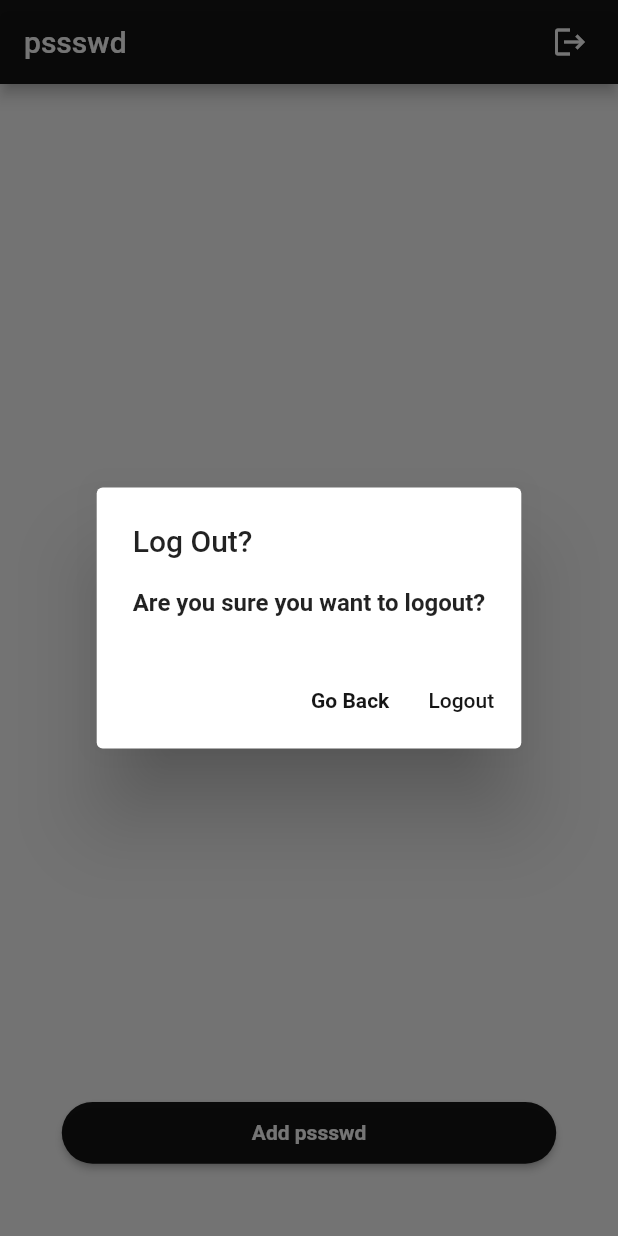
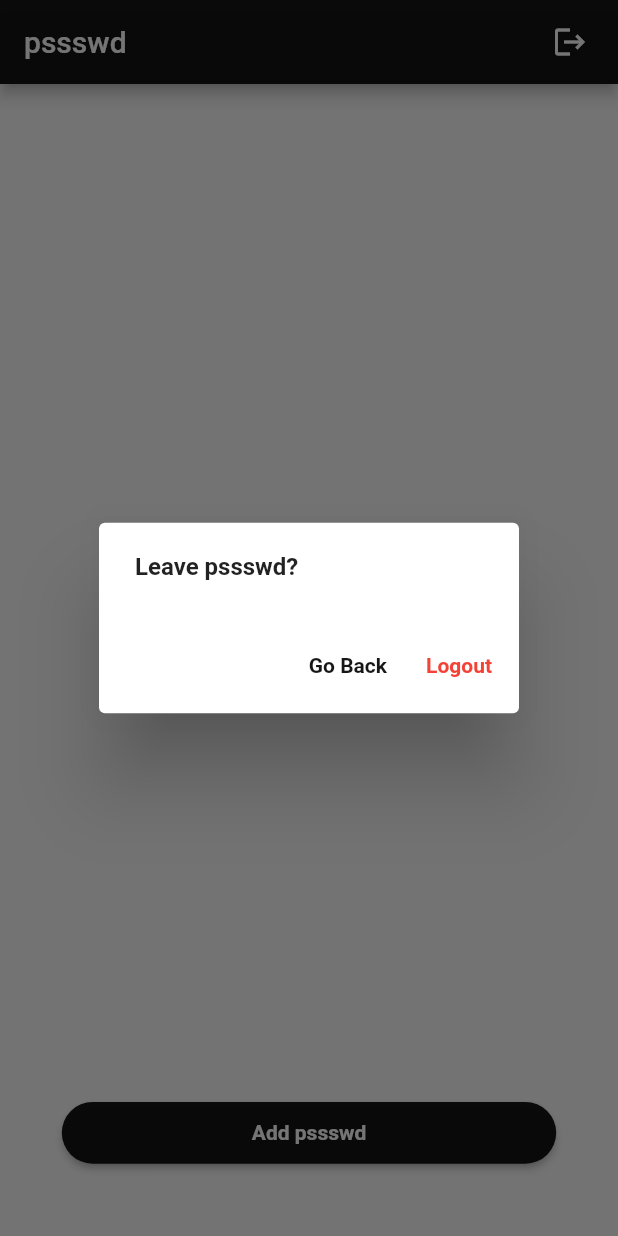
Before and after one commit to theTrivia/pssswd, a Flutter app: the AppMainPage screen opened by its route, after a tap on the "logout" icon, on a phone screen of 412 x 824 dp. Run offline on Flutter 3.47's test engine with Material 2 defaults, Android fonts, the phone set to English and light mode, and no system bars; our stand-ins replace cloud_firestore, firebase_auth, firebase_core, flutter_secure_storage, flutter_spinkit, fluttertoast and 3 more; missing offline and left inert: crypt, encrypt, flutter_config; accounts and stored records are empty.

Commit message:
minor ui changes

```diff
--- a/lib/screens/appMainPage.dart
+++ b/lib/screens/appMainPage.dart
@@ -50,9 +50,9 @@ class _AppMainPageState extends State<AppMainPage> {
                   showDialog(
                       context: context,
                       builder: (context) => AlertDialog(
-                            title: Text('Log Out?'),
+                            // title: Text('Log Out?'),
                             content: Text(
-                              'Are you sure you want to logout?',
+                              'Leave pssswd?',
                               style: TextStyle(
                                 fontWeight: FontWeight.bold,
                               ),
@@ -80,7 +80,13 @@ class _AppMainPageState extends State<AppMainPage> {
 
                                   Navigator.pushNamed(context, '/');
                                 },
-                                child: Text('Logout'),
+                                child: Text(
+                                  'Logout',
+                                  style: TextStyle(
+                                    color: Colors.red,
+                                    fontWeight: FontWeight.bold,
+                                  ),
+                                ),
                               ),
                             ],
                           ));
```
Also changed, not shown: lib/screens/signupScreen.dart (+26 -19 lines).
